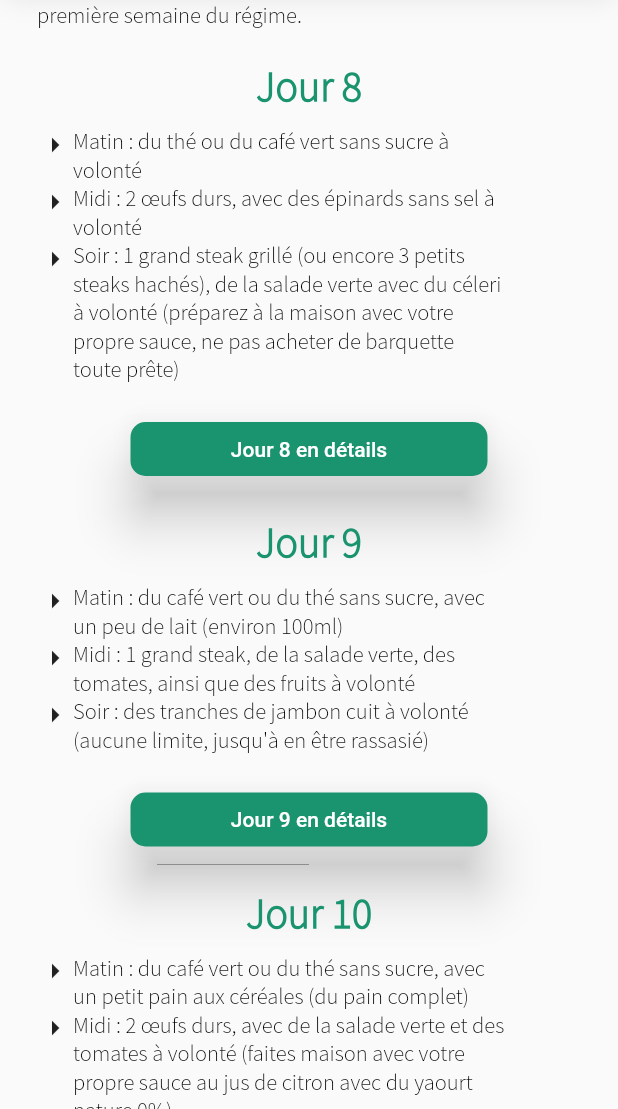
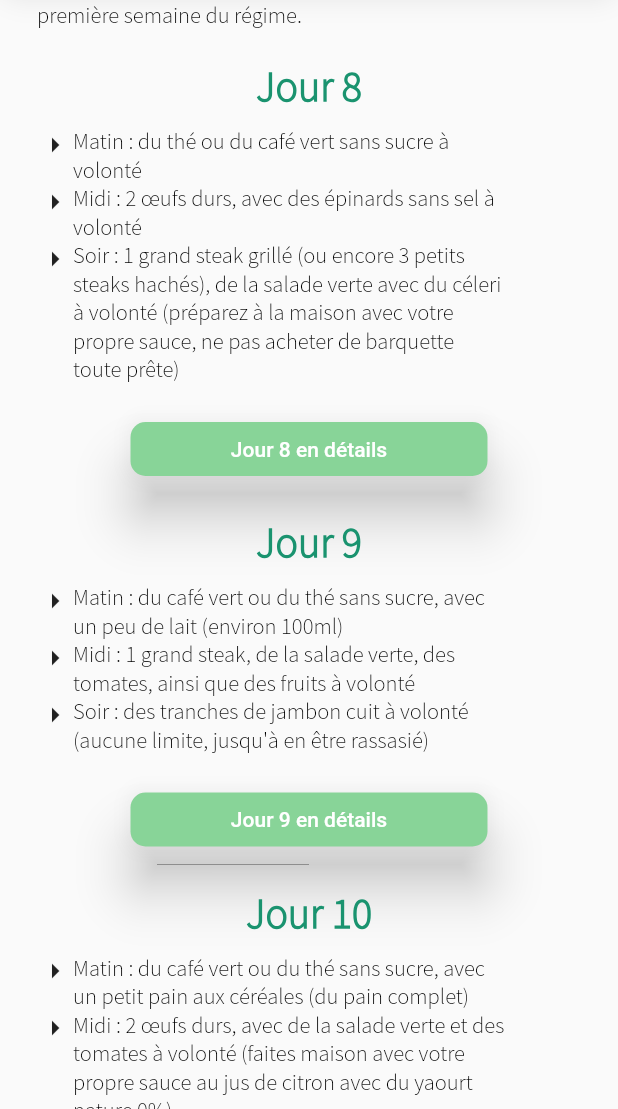
Before and after one commit to Maxvyr/regime-thonon, a Flutter app: the Semaine2Page screen opened by its route, on a phone screen of 412 x 824 dp, the part 127-1236 px from its top. Run offline on Flutter 3.47's test engine with Material 2 defaults, Android fonts, the light colour scheme and no system bars; network calls fail.

Commit message:
color hover button

```diff
--- a/lib/controller/Colors.dart
+++ b/lib/controller/Colors.dart
@@ -3,3 +3,4 @@ import 'package:flutter/material.dart';
 final greenMain = Color.fromRGBO(26, 147, 111, 1.0);
 final white = Colors.white;
 final black = Colors.black;
+final greenButton = Color.fromRGBO(136, 212, 152, 1.0);
--- a/lib/views/SemaineUn.dart
+++ b/lib/views/SemaineUn.dart
@@ -116,7 +116,8 @@ class Semaine1Page extends StatelessWidget {
                   onPressed: () {
                     launch("https://www.regimethonon.com/livre/");
                   },
-                  color: greenMain,
+                  color: greenButton,
+                  hoverColor: greenMain,
                   textColor: white,
                   elevation: 15.0,
                   shape: RoundedRectangleBorder(
--- a/lib/widget/ButtonStandard.dart
+++ b/lib/widget/ButtonStandard.dart
@@ -16,7 +16,8 @@ class ButtonStandard extends StatelessWidget {
       onPressed: () {
         Navigator.pushNamed(context, route);
       },
-      color: greenMain,
+      color: greenButton,
+      hoverColor: greenMain,
       textColor: white,
       elevation: 15.0,
       shape: RoundedRectangleBorder(borderRadius: BorderRadius.circular(10.0)),
```
